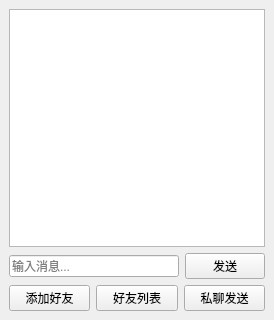
Albertzhr/secure_chat, file client/mainwindow.ui: the form before one commit.
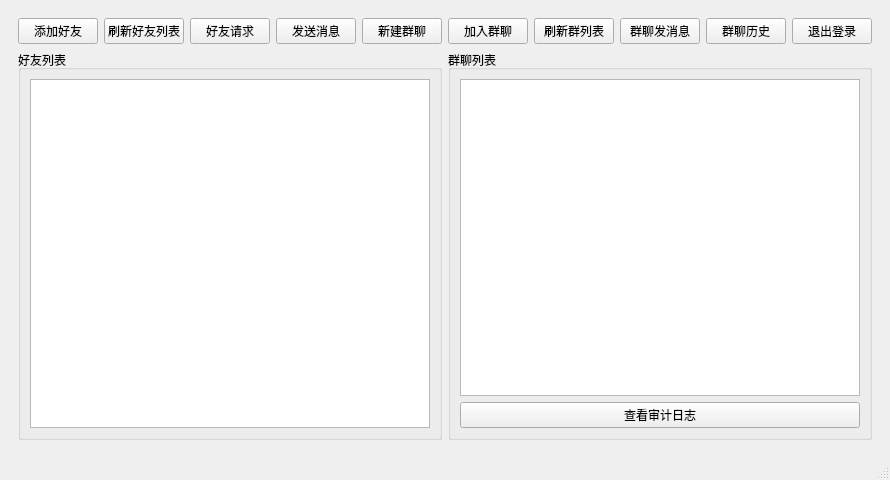
The form after the commit. The open tabs and pages were chosen to show the change.

What changed in the file:
```diff
--- a/client/mainwindow.ui
+++ b/client/mainwindow.ui
@@ -6,8 +6,8 @@
    <rect>
     <x>0</x>
     <y>0</y>
-    <width>274</width>
-    <height>320</height>
+    <width>640</width>
+    <height>480</height>
    </rect>
   </property>
   <property name="windowTitle">
@@ -16,28 +16,56 @@
   <widget class="QWidget" name="centralwidget">
    <layout class="QVBoxLayout" name="verticalLayout">
     <item>
-     <widget class="QTextBrowser" name="textBrowserChat"/>
+     <widget class="QStackedWidget" name="stackWidget">
+      <property name="currentIndex">
+       <number>0</number>
+      </property>
+      <!-- 登录注册页 -->
+      <widget class="QWidget" name="loginPage">
+       <layout class="QVBoxLayout" name="verticalLayoutLogin">
+        <item>
+         <widget class="QLineEdit" name="editUser">
+          <property name="placeholderText">
+           <string>用户名</string>
+          </property>
+         </widget>
     </item>
     <item>
-     <layout class="QHBoxLayout" name="horizontalLayout">
-      <item>
-       <widget class="QLineEdit" name="lineEditMessage">
+         <widget class="QLineEdit" name="editPass">
         <property name="placeholderText">
-         <string>输入消息...</string>
-        </property>
+           <string>密码</string>
+          </property>
+          <property name="echoMode">
+           <enum>QLineEdit::Password</enum>
+          </property>
        </widget>
       </item>
       <item>
-       <widget class="QPushButton" name="btnSend">
+         <layout class="QHBoxLayout" name="horizontalLayoutLoginBtns">
+          <item>
+           <widget class="QPushButton" name="btnRegister">
         <property name="text">
-         <string>发送</string>
+             <string>注册</string>
         </property>
        </widget>
       </item>
-     </layout>
-    </item>
+          <item>
+           <widget class="QPushButton" name="btnLogin">
+            <property name="text">
+             <string>登录</string>
+            </property>
+           </widget>
+          </item>
+         </layout>
+        </item>
+       </layout>
+      </widget>
+      <!-- 主页面 -->
+      <widget class="QWidget" name="mainPage">
+       <layout class="QVBoxLayout" name="verticalLayoutMainPage">
+        <!-- 顶部按钮行 -->
     <item>
-     <layout class="QHBoxLayout" name="horizontalLayout_2">
+         <layout class="QHBoxLayout" name="horizontalLayoutTopBtns">
       <item>
        <widget class="QPushButton" name="btnAddFriend">
         <property name="text">
@@ -48,21 +76,122 @@
       <item>
        <widget class="QPushButton" name="btnListFriends">
         <property name="text">
+             <string>刷新好友列表</string>
+            </property>
+           </widget>
+          </item>
+          <item>
+           <widget class="QPushButton" name="btnCheckRequests">
+            <property name="text">
+             <string>好友请求</string>
+            </property>
+           </widget>
+          </item>
+          <item>
+           <widget class="QPushButton" name="btnSendMessage">
+            <property name="text">
+             <string>发送消息</string>
+            </property>
+           </widget>
+          </item>
+          <!-- 群聊按钮 -->
+          <item>
+           <widget class="QPushButton" name="btnCreateGroup">
+            <property name="text">
+             <string>新建群聊</string>
+            </property>
+           </widget>
+          </item>
+          <item>
+           <widget class="QPushButton" name="btnJoinGroup">
+            <property name="text">
+             <string>加入群聊</string>
+            </property>
+           </widget>
+          </item>
+          <item>
+           <widget class="QPushButton" name="btnRefreshGroupList">
+            <property name="text">
+             <string>刷新群列表</string>
+            </property>
+           </widget>
+          </item>
+          <item>
+           <widget class="QPushButton" name="btnGroupSendMsg">
+            <property name="text">
+             <string>群聊发消息</string>
+            </property>
+           </widget>
+          </item>
+          <item>
+           <widget class="QPushButton" name="btnFetchGroupMsg">
+            <property name="text">
+             <string>群聊历史</string>
+            </property>
+           </widget>
+          </item>
+          <!-- 退出登录 -->
+          <item>
+           <widget class="QPushButton" name="btnLogout">
+            <property name="text">
+             <string>退出登录</string>
+            </property>
+           </widget>
+          </item>
+         </layout>
+        </item>
+        <!-- 下方左右分两栏：好友/群聊 -->
+        <item>
+         <layout class="QHBoxLayout" name="horizontalLayoutLists">
+          <item>
+           <widget class="QGroupBox" name="groupBoxFriends">
+            <property name="title">
          <string>好友列表</string>
         </property>
-       </widget>
-      </item>
+            <layout class="QVBoxLayout" name="verticalLayoutFriendList">
+             <item>
+              <widget class="QListWidget" name="friendListWidget">
+               <property name="alternatingRowColors">
+                <bool>true</bool>
+               </property>
+              </widget>
+             </item>
+            </layout>
+           </widget>
+          </item>
       <item>
-       <widget class="QPushButton" name="btnSendPrivate">
+           <widget class="QGroupBox" name="groupBoxGroups">
+            <property name="title">
+             <string>群聊列表</string>
+            </property>
+            <layout class="QVBoxLayout" name="verticalLayoutGroupList">
+             <item>
+              <widget class="QListWidget" name="groupListWidget">
+               <property name="alternatingRowColors">
+                <bool>true</bool>
+               </property>
+              </widget>
+             </item>
+             <item>
+                <widget class="QPushButton" name="btnAuditLog">
         <property name="text">
-         <string>私聊发送</string>
+                        <string>查看审计日志</string>
         </property>
        </widget>
       </item>
      </layout>
-    </item>
-   </layout>
-  </widget>
+           </widget>
+          </item>
+         </layout>
+        </item>
+       </layout>
+      </widget>
+     </widget>
+    </item>
+   </layout>
+  </widget>
+  <widget class="QMenuBar" name="menubar"/>
+  <widget class="QStatusBar" name="statusbar"/>
  </widget>
  <resources/>
  <connections/>
```
Left out of the diff: 7 changed lines with no effect on the pictures. Lines whose indentation alone changed are shown as unchanged.
